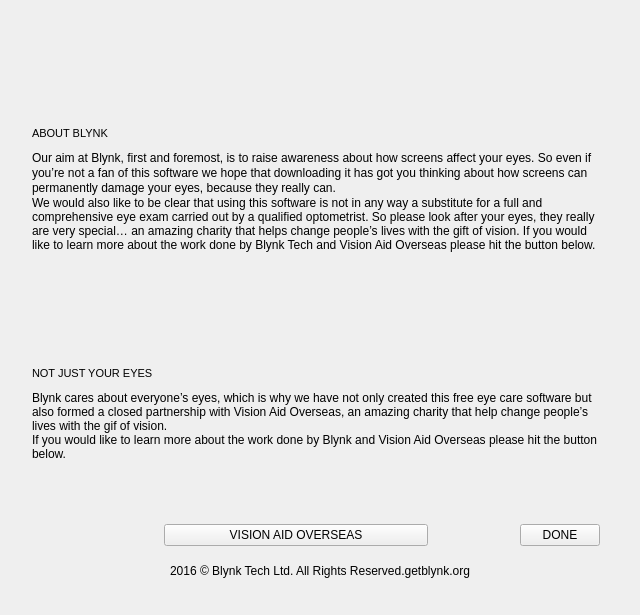
Before: the Qt Designer form blynk/aboutwindow.ui in flegall2014/Blynk, drawn with Qt 5.
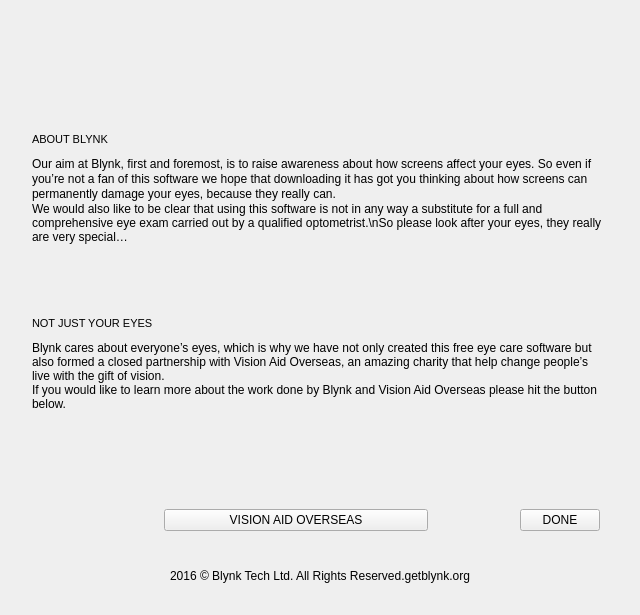
After: the same form once the commit is applied. Icons and pictures are not drawn. Custom widgets are drawn as their Qt base class.

Commit message: moving forward

Diff of the .ui file:
```diff
--- a/blynk/aboutwindow.ui
+++ b/blynk/aboutwindow.ui
@@ -41,52 +41,6 @@
    <property name="horizontalSpacing">
     <number>32</number>
    </property>
-   <item row="5" column="0">
-    <spacer name="verticalSpacer">
-     <property name="orientation">
-      <enum>Qt::Vertical</enum>
-     </property>
-     <property name="sizeType">
-      <enum>QSizePolicy::Fixed</enum>
-     </property>
-     <property name="sizeHint" stdset="0">
-      <size>
-       <width>20</width>
-       <height>20</height>
-      </size>
-     </property>
-    </spacer>
-   </item>
-   <item row="6" column="0">
-    <widget class="QLabel" name="wNotJustYourEyesLabel">
-     <property name="minimumSize">
-      <size>
-       <width>0</width>
-       <height>24</height>
-      </size>
-     </property>
-     <property name="maximumSize">
-      <size>
-       <width>16777215</width>
-       <height>24</height>
-      </size>
-     </property>
-     <property name="font">
-      <font>
-       <family>MS Shell Dlg 2</family>
-       <pointsize>8</pointsize>
-       <weight>50</weight>
-       <bold>false</bold>
-      </font>
-     </property>
-     <property name="text">
-      <string>NOT JUST YOUR EYES</string>
-     </property>
-     <property name="margin">
-      <number>20</number>
-     </property>
-    </widget>
-   </item>
    <item row="11" column="0">
     <widget class="QWidget" name="wSeparator1" native="true">
      <property name="maximumSize">
@@ -113,7 +67,7 @@
      </property>
     </widget>
    </item>
-   <item row="2" column="0">
+   <item row="1" column="0">
     <widget class="QWidget" name="wSeparator3" native="true">
      <property name="minimumSize">
       <size>
@@ -129,41 +83,31 @@
      </property>
     </widget>
    </item>
+   <item row="2" column="0">
+    <spacer name="verticalSpacer_2">
+     <property name="orientation">
+      <enum>Qt::Vertical</enum>
+     </property>
+     <property name="sizeHint" stdset="0">
+      <size>
+       <width>20</width>
+       <height>40</height>
+      </size>
+     </property>
+    </spacer>
+   </item>
    <item row="7" column="0">
-    <widget class="QLabel" name="wNotJustYourEyesText">
-     <property name="sizePolicy">
-      <sizepolicy hsizetype="Preferred" vsizetype="Fixed">
-       <horstretch>0</horstretch>
-       <verstretch>0</verstretch>
-      </sizepolicy>
+    <spacer name="verticalSpacer">
+     <property name="orientation">
+      <enum>Qt::Vertical</enum>
      </property>
-     <property name="minimumSize">
+     <property name="sizeHint" stdset="0">
       <size>
-       <width>0</width>
-       <height>120</height>
+       <width>20</width>
+       <height>40</height>
       </size>
      </property>
-     <property name="maximumSize">
-      <size>
-       <width>16777215</width>
-       <height>120</height>
-      </size>
-     </property>
-     <property name="text">
-      <string>Blynk cares about everyone’s eyes, which is why we have not only created this free eye care software but also formed a closed partnership with Vision Aid Overseas, an amazing charity that help change people’s lives with the gif of vision.
-If you would like to learn more about the work done by Blynk and Vision Aid Overseas please hit the button below.
-</string>
-     </property>
-     <property name="alignment">
-      <set>Qt::AlignLeading|Qt::AlignLeft|Qt::AlignTop</set>
-     </property>
-     <property name="wordWrap">
-      <bool>true</bool>
-     </property>
-     <property name="margin">
-      <number>20</number>
-     </property>
-    </widget>
+    </spacer>
    </item>
    <item row="10" column="0">
     <layout class="QHBoxLayout" name="horizontalLayout">
@@ -280,18 +224,18 @@
      <property name="minimumSize">
       <size>
        <width>0</width>
-       <height>184</height>
+       <height>148</height>
       </size>
      </property>
      <property name="maximumSize">
       <size>
        <width>16777215</width>
-       <height>184</height>
+       <height>148</height>
       </size>
      </property>
      <property name="text">
       <string>Our aim at Blynk, ﬁrst and foremost, is to raise awareness about how screens aﬀect your eyes. So even if you’re not a fan of this software we hope that downloading it has got you thinking about how screens can permanently damage your eyes, because they really can.
-We would also like to be clear that using this software is not in any way a substitute for a full and comprehensive eye exam carried out by a qualiﬁed optometrist. So please look after your eyes, they really are very special… an amazing charity that helps change people’s lives with the gift of vision. If you would like to learn more about the work done by Blynk Tech and Vision Aid Overseas please hit the button below.
+We would also like to be clear that using this software is not in any way a substitute for a full and comprehensive eye exam carried out by a qualiﬁed optometrist.\nSo please look after your eyes, they really are very special…
 </string>
      </property>
      <property name="alignment">
@@ -305,16 +249,6 @@
      </property>
     </widget>
    </item>
-   <item row="12" column="0">
-    <widget class="QLabel" name="wCopyRightLabel">
-     <property name="text">
-      <string>2016 © Blynk Tech Ltd. All Rights Reserved.getblynk.org</string>
-     </property>
-     <property name="alignment">
-      <set>Qt::AlignCenter</set>
-     </property>
-    </widget>
-   </item>
    <item row="3" column="0">
     <widget class="QLabel" name="wAboutBlynkLabel">
      <property name="minimumSize">
@@ -348,6 +282,16 @@
      </property>
     </widget>
    </item>
+   <item row="13" column="0">
+    <widget class="QLabel" name="wCopyRightLabel">
+     <property name="text">
+      <string>2016 © Blynk Tech Ltd. All Rights Reserved.getblynk.org</string>
+     </property>
+     <property name="alignment">
+      <set>Qt::AlignCenter</set>
+     </property>
+    </widget>
+   </item>
    <item row="0" column="0">
     <layout class="QVBoxLayout" name="verticalLayout_9">
      <item>
@@ -375,18 +319,81 @@
      </item>
     </layout>
    </item>
-   <item row="1" column="0">
-    <spacer name="verticalSpacer_2">
+   <item row="6" column="0">
+    <widget class="QLabel" name="wNotJustYourEyesText">
+     <property name="sizePolicy">
+      <sizepolicy hsizetype="Preferred" vsizetype="Fixed">
+       <horstretch>0</horstretch>
+       <verstretch>0</verstretch>
+      </sizepolicy>
+     </property>
+     <property name="minimumSize">
+      <size>
+       <width>0</width>
+       <height>128</height>
+      </size>
+     </property>
+     <property name="maximumSize">
+      <size>
+       <width>16777215</width>
+       <height>128</height>
+      </size>
+     </property>
+     <property name="text">
+      <string>Blynk cares about everyone’s eyes, which is why we have not only created this free eye care software but also formed a closed partnership with Vision Aid Overseas, an amazing charity that help change people’s live with the gift of vision.
+If you would like to learn more about the work done by Blynk and Vision Aid Overseas please hit the button below.
+</string>
+     </property>
+     <property name="alignment">
+      <set>Qt::AlignLeading|Qt::AlignLeft|Qt::AlignTop</set>
+     </property>
+     <property name="wordWrap">
+      <bool>true</bool>
+     </property>
+     <property name="margin">
+      <number>20</number>
+     </property>
+    </widget>
+   </item>
+   <item row="5" column="0">
+    <widget class="QLabel" name="wNotJustYourEyesLabel">
+     <property name="minimumSize">
+      <size>
+       <width>0</width>
+       <height>24</height>
+      </size>
+     </property>
+     <property name="maximumSize">
+      <size>
+       <width>16777215</width>
+       <height>24</height>
+      </size>
+     </property>
+     <property name="font">
+      <font>
+       <family>MS Shell Dlg 2</family>
+       <pointsize>8</pointsize>
+       <weight>50</weight>
+       <bold>false</bold>
+      </font>
+     </property>
+     <property name="text">
+      <string>NOT JUST YOUR EYES</string>
+     </property>
+     <property name="margin">
+      <number>20</number>
+     </property>
+    </widget>
+   </item>
+   <item row="12" column="0">
+    <spacer name="verticalSpacer_3">
      <property name="orientation">
       <enum>Qt::Vertical</enum>
      </property>
-     <property name="sizeType">
-      <enum>QSizePolicy::Fixed</enum>
-     </property>
      <property name="sizeHint" stdset="0">
       <size>
        <width>20</width>
-       <height>20</height>
+       <height>40</height>
       </size>
      </property>
     </spacer>
```
The commit also changes 2 other files.
